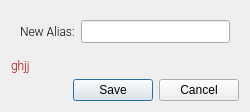
The window that app/ui/dialog_change_alias.ui (coblo/gui-demo) describes before a commit, drawn with Qt 5.
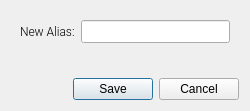
The same window after the commit.

Commit message: Remove debug code

```diff
--- a/app/ui/dialog_change_alias.ui
+++ b/app/ui/dialog_change_alias.ui
@@ -55,7 +55,7 @@
       <string notr="true">color: rgb(170, 0, 0);</string>
      </property>
      <property name="text">
-      <string>ghjj</string>
+      <string/>
      </property>
      <property name="alignment">
       <set>Qt::AlignLeading|Qt::AlignLeft|Qt::AlignVCenter</set>
```
